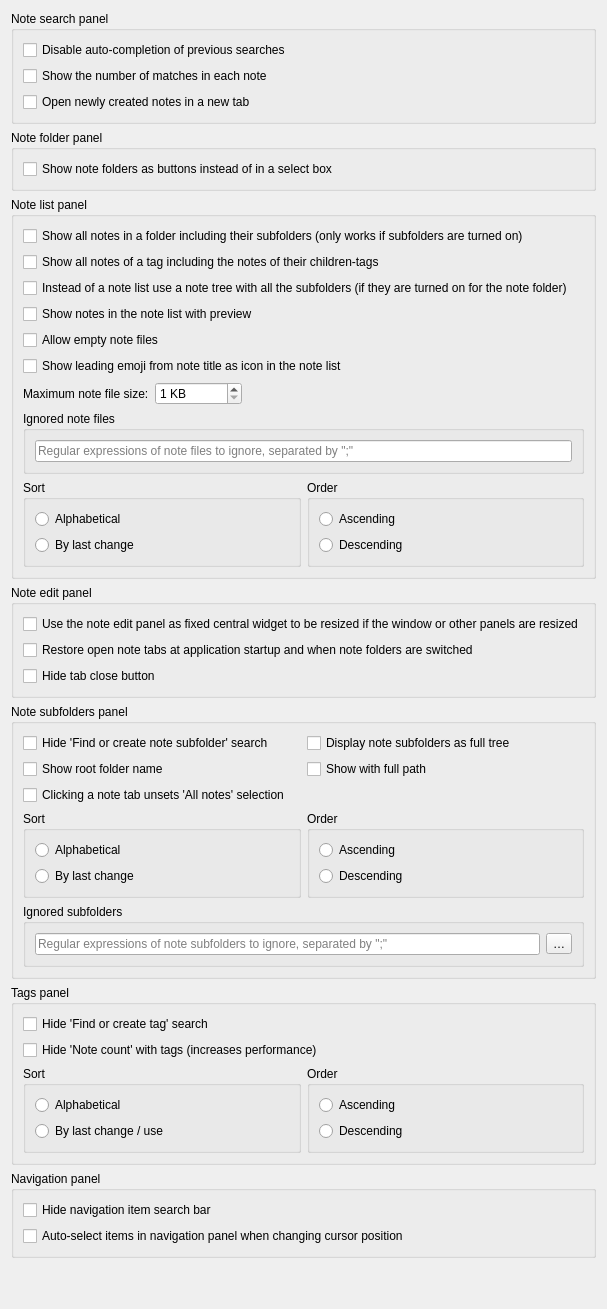
Old version of the form src/widgets/settings/panelssettingswidget.ui in the repository pbek/QOwnNotes.
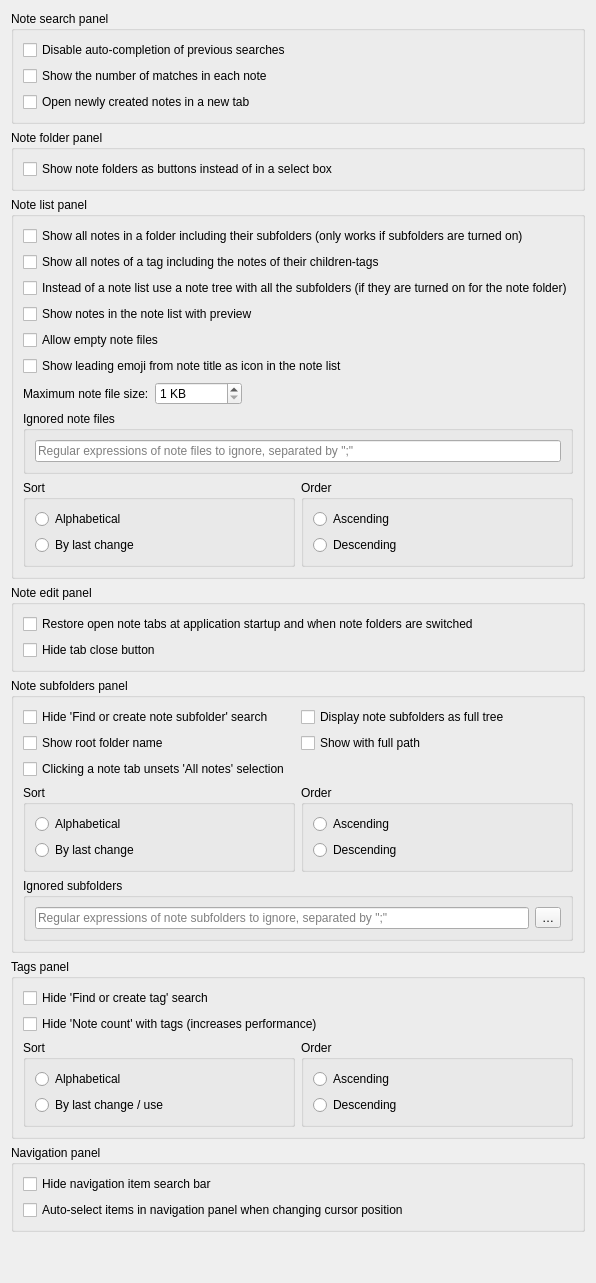
New version of the form. Icons and pictures are not drawn.

Patch:
```diff
--- a/src/widgets/settings/panelssettingswidget.ui
+++ b/src/widgets/settings/panelssettingswidget.ui
@@ -246,24 +246,14 @@
       <string>Note edit panel</string>
      </property>
      <layout class="QGridLayout" name="gridLayout_67">
-      <item row="0" column="1" colspan="2">
-       <widget class="QCheckBox" name="noteEditCentralWidgetCheckBox">
-        <property name="toolTip">
-         <string>If this is disabled you are able to create more complex panel layouts, but all panels will be resized if the window is resized</string>
-        </property>
-        <property name="text">
-         <string>Use the note edit panel as fixed central widget to be resized if the window or other panels are resized</string>
-        </property>
-       </widget>
-      </item>
-      <item row="1" column="1" colspan="2">
+       <item row="0" column="1" colspan="2">
        <widget class="QCheckBox" name="restoreNoteTabsCheckBox">
         <property name="text">
          <string>Restore open note tabs at application startup and when note folders are switched</string>
         </property>
        </widget>
       </item>
-      <item row="2" column="1" colspan="2">
+       <item row="1" column="1" colspan="2">
        <widget class="QCheckBox" name="hideTabCloseButtonCheckBox">
         <property name="text">
          <string>Hide tab close button</string>
```
